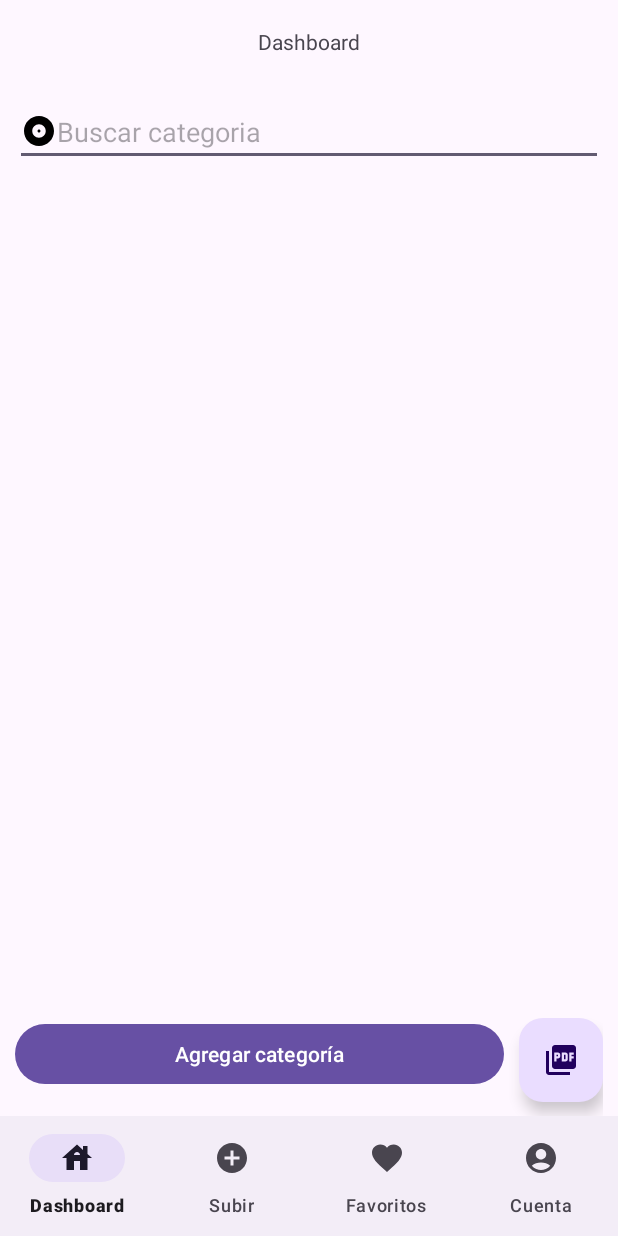
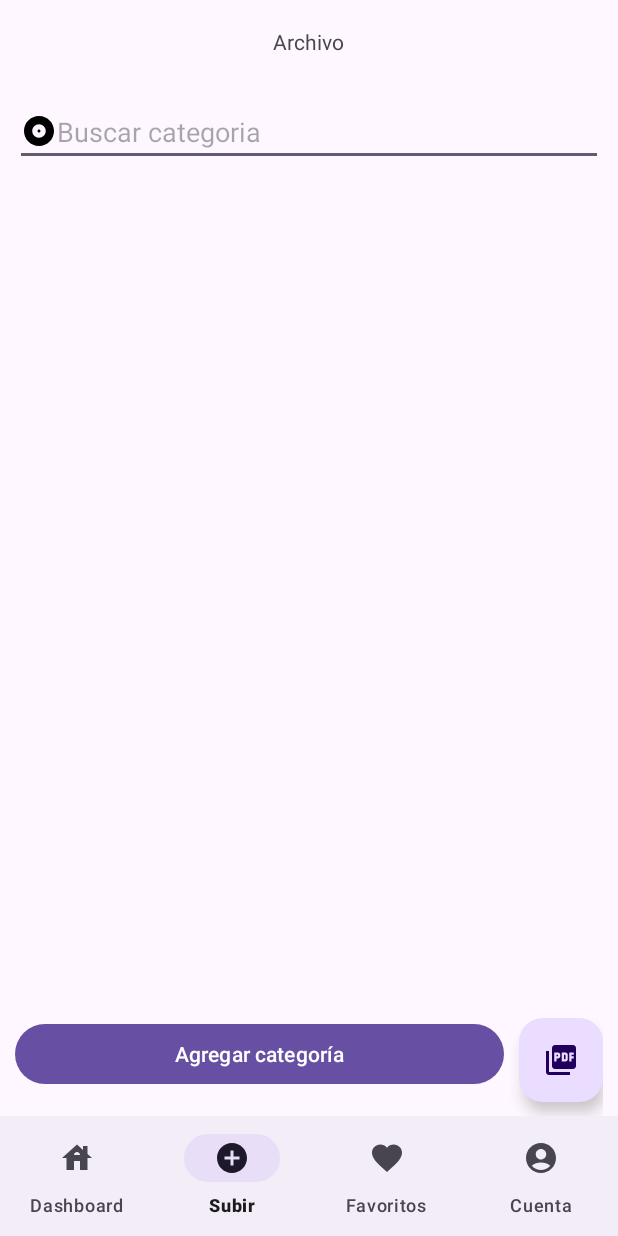
Before and after one commit to CamiloxX/KoalaApp, an Android app: the Fragment_admin_dashboard screen opened directly, with no data from a screen before it, item 2 of the bottom bar chosen, on a phone screen of 412 x 824 dp. Run offline under Robolectric (Android 15) with nearby library versions, the phone set to English and light mode, and no system bars; our stand-ins replace Firebase (no records; nobody signed in at launch, a user with empty details on screens opened directly); 2 statements that could not run were skipped.

Commit message:
Se agrego el fragmento de subir pdf

```diff
--- a/app/src/main/AndroidManifest.xml
+++ b/app/src/main/AndroidManifest.xml
@@ -12,6 +12,9 @@
         android:supportsRtl="true"
         android:theme="@style/Theme.ProyectoLibros"
         tools:targetApi="31">
+        <activity
+            android:name=".Administrador.Agregar_PDF"
+            android:exported="false" />
         <activity
             android:name=".Administrador.Fragmentos_Admin.Agregar_Categoria"
             android:exported="false" />
--- a/app/src/main/java/com/example/koalaap/Administrador/Fragmentos_Admin/Fragment_admin_dashboard.kt
+++ b/app/src/main/java/com/example/koalaap/Administrador/Fragmentos_Admin/Fragment_admin_dashboard.kt
@@ -11,6 +11,7 @@ import android.view.LayoutInflater
 import android.view.View
 import android.view.ViewGroup
 import com.example.koalaap.Administrador.AdaptadorCategoria
+import com.example.koalaap.Administrador.Agregar_PDF
 import com.example.koalaap.Administrador.ModeloCategoria
 import com.example.koalaap.databinding.FragmentAdminDashboardBinding
 import com.google.firebase.database.*
@@ -61,8 +62,10 @@ class Fragment_admin_dashboard : Fragment(){
         }
 
         binding.AgregarPdf.setOnClickListener{
+            val intent = Intent(mContext, Agregar_PDF::class.java)
+            startActivity(intent)
+        }
 
-        }
 
     }
 
--- a/app/src/main/java/com/example/koalaap/MainActivity.kt
+++ b/app/src/main/java/com/example/koalaap/MainActivity.kt
@@ -8,6 +8,8 @@ import android.widget.Toast
 import com.example.koalaap.Administrador.Fragmentos_Admin.Fragment_admin_cuenta
 import com.example.koalaap.databinding.ActivityMainBinding
 import com.google.firebase.auth.FirebaseAuth
+import com.example.koalaap.Administrador.Fragmentos_Admin.Fragment_admin_archivo
+
 
 private lateinit var binding: ActivityMainBinding
 private lateinit var firebaseAuth: FirebaseAuth
@@ -32,6 +34,10 @@ class MainActivity : AppCompatActivity() {
                     VerFragmentoCuenta()
                     true
 
+                }
+                R.id.Menu_subir_cl->{
+                    VerFragmentoArchivo()
+                    true
                 }
                 else->{
                     false
@@ -60,6 +66,16 @@ class MainActivity : AppCompatActivity() {
         fragmentTransaction.commit()
 
     }
+    private fun VerFragmentoArchivo() {
+        val nombre_titulo = "Archivo"
+        binding.TituloRLAdmin.text = nombre_titulo
+
+        val fragment = Fragment_admin_archivo()
+        val fragmentTransaction = supportFragmentManager.beginTransaction()
+        fragmentTransaction.replace(binding.FragmentsAdmin.id, fragment, "Fragment Archivo")
+        fragmentTransaction.commit()
+    }
+
     private fun ComprobarSesion() {
         val firebaseUser = firebaseAuth.currentUser
         if (firebaseUser == null) {
--- a/app/src/main/res/values/strings.xml
+++ b/app/src/main/res/values/strings.xml
@@ -37,6 +37,12 @@
 
 
 
+    <string name="Txt_Agregar_pdf">Agregar PDF</string>
+    <string name="Et_pdf">Titulo PDF</string>
+    <string name="Et_Descripcion_pdf">Descripcion PDF</string>
+    <string name="Tv_categoria_libro">Categoria</string>
+    <string name="Btn_subir_pdf">Subir PDF</string>
+
     <string name="TxtLoginAdmin">Login</string>
     <string name="hello_blank_fragment">Hello blank fragment</string>
 </resources>
```
